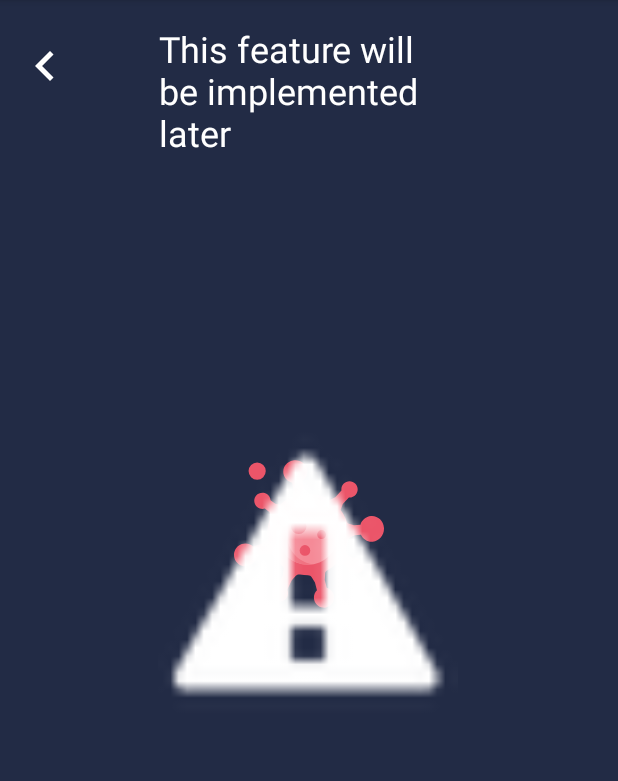
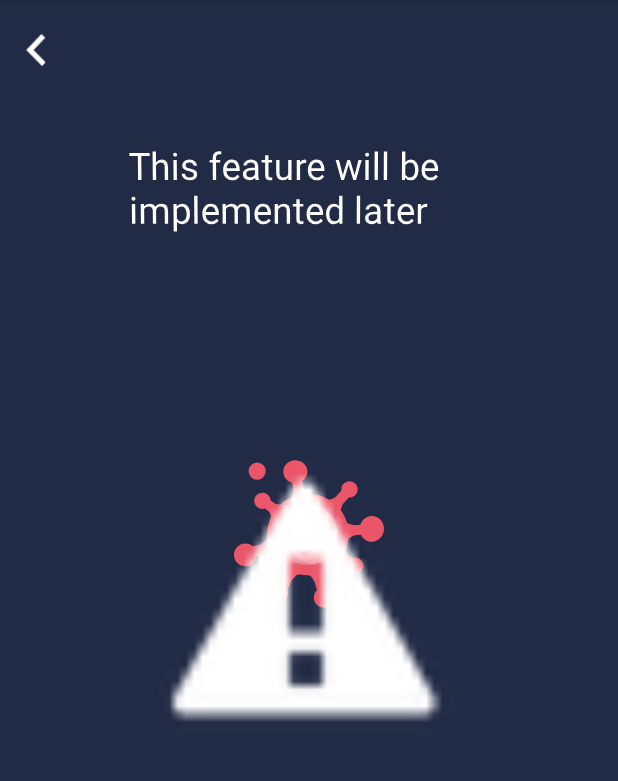
Before and after one commit to ayane04/COVIDapp_CSULA, an Android app: the QuestionnaireActivity screen opened directly, with no data from a screen before it, on a phone screen of 412 x 824 dp, the part 84-865 px from its top. Run offline under Robolectric (Android 15) with nearby library versions, the phone set to English and light mode, and no system bars.

Commit message:
change activity

```diff
--- a/app/src/main/res/layout/activity_questionnaire.xml
+++ b/app/src/main/res/layout/activity_questionnaire.xml
@@ -4,6 +4,7 @@
     xmlns:tools="http://schemas.android.com/tools"
     android:layout_width="match_parent"
     android:layout_height="match_parent"
+    android:rotationX="-2"
     tools:context=".QuestionnaireActivity">
 
     <ImageView
@@ -21,10 +22,10 @@
 
     <TextView
         android:id="@+id/tv_Temp1"
-        android:layout_width="200dp"
-        android:layout_height="wrap_content"
+        android:layout_width="235dp"
+        android:layout_height="112dp"
         android:layout_marginStart="106dp"
-        android:layout_marginTop="16dp"
+        android:layout_marginTop="100dp"
         android:layout_marginEnd="106dp"
         android:text="@string/implemented_later"
         android:textColor="@color/white"
@@ -44,8 +45,10 @@
         android:layout_marginBottom="309dp"
         app:layout_constraintBottom_toBottomOf="parent"
         app:layout_constraintEnd_toEndOf="parent"
+        app:layout_constraintHorizontal_bias="0.52"
         app:layout_constraintStart_toStartOf="parent"
         app:layout_constraintTop_toBottomOf="@+id/tv_Temp1"
+        app:layout_constraintVertical_bias="0.728"
         app:srcCompat="@android:drawable/stat_sys_warning" />
 
 </androidx.constraintlayout.widget.ConstraintLayout>
```
